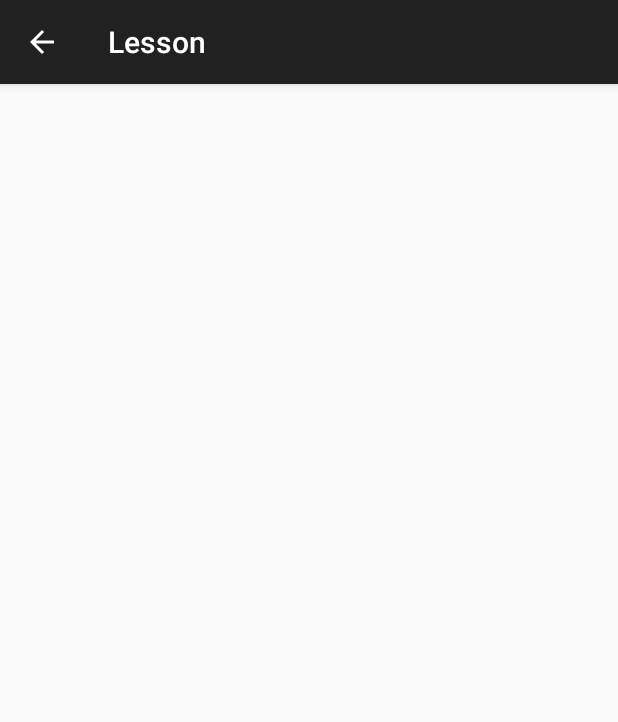
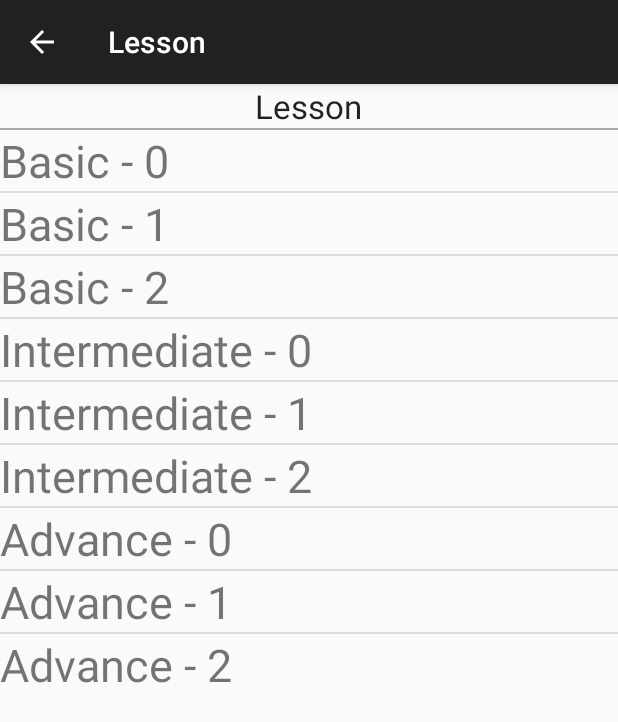
Before and after one commit to tel3342311/IHearYou, an Android app: the LessonActivity screen opened directly, with no data from a screen before it, on a phone screen of 412 x 824 dp. Shown: the top 722 px of the screen. Run offline under Robolectric (Android 15) with nearby library versions, the light colour scheme and no system bars.

Commit message:
add lesson activity

```diff
--- a/app/src/main/AndroidManifest.xml
+++ b/app/src/main/AndroidManifest.xml
@@ -34,6 +34,12 @@
         <activity android:name=".activity.BatteryActivity"
             android:parentActivityName=".MainActivity"
             android:label="Battery"/>
+        <activity android:name=".activity.LessonIntroductionActivity"
+            android:parentActivityName=".activity.LessonActivity"
+            android:label="Lesson"/>
+        <activity android:name=".activity.LessonContentActivity"
+            android:parentActivityName=".activity.LessonIntroductionActivity"
+            android:label="Lesson"/>
     </application>
 
 </manifest>
--- a/app/src/main/java/com/ihy/ihearyou/activity/LessonActivity.java
+++ b/app/src/main/java/com/ihy/ihearyou/activity/LessonActivity.java
@@ -1,7 +1,118 @@
 package com.ihy.ihearyou.activity;
 
 import android.app.Activity;
+import android.content.Context;
+import android.content.Intent;
+import android.os.Bundle;
+import android.os.PersistableBundle;
 import android.support.v7.app.ActionBarActivity;
+import android.util.Log;
+import android.view.LayoutInflater;
+import android.view.View;
+import android.view.ViewGroup;
+import android.widget.AdapterView;
+import android.widget.BaseAdapter;
+import android.widget.ListView;
+import android.widget.SimpleAdapter;
+import android.widget.TextView;
+
+import com.ihy.ihearyou.MainActivity;
+import com.ihy.ihearyou.R;
+
+import java.util.ArrayList;
+import java.util.List;
 
 public class LessonActivity extends ActionBarActivity {
+
+    ListView mListView;
+    LessonListAdapter mLessonListAdapter;
+    final static int basicCount = 3;
+    final static int interCount = 3;
+    final static int advanceConut = 3;
+
+    @Override
+    public void onCreate(Bundle savedInstanceState) {
+        super.onCreate(savedInstanceState);
+        setContentView(R.layout.activity_lesson);
+        findViews();
+        setupListView();
+    }
+
+    private void findViews() {
+        mListView = (ListView) this.findViewById(R.id.lesson_list);
+    }
+
+    private void setupListView() {
+
+        ArrayList<String> titleList = new ArrayList<>();
+        addStringToList(titleList, R.string.basic, basicCount);
+        addStringToList(titleList, R.string.intermediate, interCount);
+        addStringToList(titleList, R.string.advance, advanceConut);
+
+        mLessonListAdapter = new LessonListAdapter(this, titleList);
+        mListView.setAdapter(mLessonListAdapter);
+        mListView.setOnItemClickListener(mOnItemClickListener);
+    }
+
+    private void addStringToList(ArrayList list,int resID, int count) {
+        for (int i = 0; i < count; i++) {
+            list.add(String.format(this.getString(resID), i));
+        }
+    }
+
+    private AdapterView.OnItemClickListener mOnItemClickListener = new AdapterView.OnItemClickListener() {
+        @Override
+        public void onItemClick(AdapterView<?> parent, View view, int position, long id) {
+            Log.d("lesson", "onItemClick pos" +position);
+            Intent intent = new Intent(LessonActivity.this, LessonIntroductionActivity.class);
+            startActivity(intent);
+        }
+    };
+
+    public class LessonListAdapter extends BaseAdapter {
+        private Context mContext = null;
+        private LayoutInflater mInflater = null;
+        private ArrayList<String> mAdapterList;
+
+        public class ViewHolder {
+            public TextView mTitleView;
+        }
+
+        public LessonListAdapter(Context context, ArrayList<String> list) {
+            mContext = context;
+            mAdapterList = list;
+            mInflater = (LayoutInflater) context.getSystemService(Context.LAYOUT_INFLATER_SERVICE);
+        }
+
+        @Override
+        public int getCount() {
+            return mAdapterList.size();
+        }
+
+        @Override
+        public Object getItem(int position) {
+            return mAdapterList.get(position);
+        }
+
+        @Override
+        public long getItemId(int position) {
+            return position;
+        }
+
+        @Override
+        public View getView(int position, View convertView, ViewGroup parent) {
+            ViewHolder holder;
+            if (convertView == null) {
+                convertView = mInflater.inflate(R.layout.listview_lesson_item, null);
+                holder = new ViewHolder();
+                holder.mTitleView = (TextView) convertView.findViewById(R.id.lessonTitle);
+            } else {
+                holder = (ViewHolder)convertView.getTag();
+            }
+            holder.mTitleView.setText(mAdapterList.get(position));
+            convertView.setTag(holder);
+            return convertView;
+        }
+    }
+
 }
--- /dev/null
+++ b/app/src/main/res/layout/activity_lesson.xml
@@ -0,0 +1,25 @@
+<?xml version="1.0" encoding="utf-8"?>
+<LinearLayout xmlns:android="http://schemas.android.com/apk/res/android"
+    android:layout_width="match_parent"
+    android:layout_height="match_parent"
+    android:orientation="vertical">
+
+    <TextView
+        android:layout_width="wrap_content"
+        android:layout_height="wrap_content"
+        android:textAppearance="?android:attr/textAppearanceLarge"
+        android:text="@string/lesson"
+        android:id="@+id/textView"
+        android:layout_gravity="center_horizontal" />
+
+    <View
+        android:layout_width="fill_parent"
+        android:layout_height="1dp"
+        android:background="@android:color/darker_gray"/>
+
+    <ListView
+        android:layout_width="match_parent"
+        android:layout_height="wrap_content"
+        android:id="@+id/lesson_list"
+        android:layout_gravity="center_horizontal" />
+</LinearLayout>
--- /dev/null
+++ b/app/src/main/res/layout/listview_lesson_item.xml
@@ -0,0 +1,14 @@
+<?xml version="1.0" encoding="utf-8"?>
+<LinearLayout xmlns:android="http://schemas.android.com/apk/res/android"
+    android:layout_width="match_parent"
+    android:layout_height="40dp"
+    android:orientation="vertical">
+
+    <TextView
+        android:layout_width="wrap_content"
+        android:layout_height="wrap_content"
+        android:text="New Text"
+        android:id="@+id/lessonTitle"
+        android:textSize="30sp"
+        android:layout_gravity="clip_vertical"/>
+</LinearLayout>
--- a/app/src/main/res/values/strings.xml
+++ b/app/src/main/res/values/strings.xml
@@ -4,5 +4,17 @@
     <string name="app_name">IHearYou</string>
     <string name="hello_world">Hello world!</string>
     <string name="action_settings">Settings</string>
-
+    <string name="lesson">Lesson</string>
+    <string name="basic">Basic - %d</string>
+    <string name="intermediate">Intermediate - %d</string>
+    <string name="advance">Advance - %d</string>
+    <string name="questionType">Question Type</string>
+    <string name="questionDesc">Listen to the sounds clip, Selected the correct answer
+        from four options</string>
+    <string name="startLesson">Start Lesson</string>
+    <string name="questionTitle">Question %d</string>
+    <string name="questionDetail">Please listen to the sounds clip, choose the right pattern</string>
+    <string name="play">play</string>
+    <string name="pause">pause</string>
+    <string name="Confirm">Confirm</string>
 </resources>
```
Also changed, not shown: app/src/main/java/com/ihy/ihearyou/activity/LessonContentActivity.java (added, +40 -0 lines), app/src/main/java/com/ihy/ihearyou/activity/LessonIntroductionActivity.java (added, +34 -0 lines), app/src/main/res/layout/activity_lesson_content.xml (added, +84 -0 lines), app/src/main/res/layout/activity_lesson_introduction.xml (added, +55 -0 lines), 1 other file.
